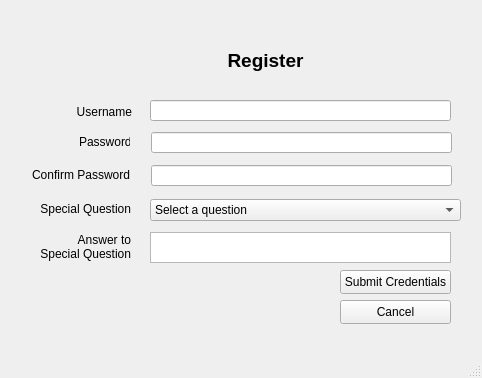
Old version of the form ui_register.ui in the repository yaJ17/SoftwareEngineering2.
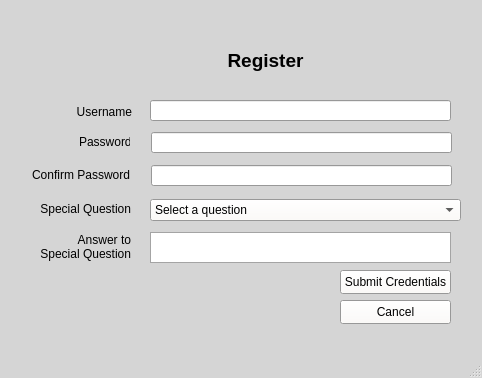
New version of the form.

The edit to the form file:
```diff
--- a/ui_register.ui
+++ b/ui_register.ui
@@ -16,6 +16,313 @@
     <verstretch>0</verstretch>
    </sizepolicy>
   </property>
+  <property name="palette">
+   <palette>
+    <active>
+     <colorrole role="WindowText">
+      <brush brushstyle="SolidPattern">
+       <color alpha="255">
+        <red>0</red>
+        <green>0</green>
+        <blue>0</blue>
+       </color>
+      </brush>
+     </colorrole>
+     <colorrole role="Button">
+      <brush brushstyle="SolidPattern">
+       <color alpha="255">
+        <red>255</red>
+        <green>251</green>
+        <blue>247</blue>
+       </color>
+      </brush>
+     </colorrole>
+     <colorrole role="Light">
+      <brush brushstyle="SolidPattern">
+       <color alpha="255">
+        <red>255</red>
+        <green>255</green>
+        <blue>255</blue>
+       </color>
+      </brush>
+     </colorrole>
+     <colorrole role="Midlight">
+      <brush brushstyle="SolidPattern">
+       <color alpha="255">
+        <red>127</red>
+        <green>125</green>
+        <blue>123</blue>
+       </color>
+      </brush>
+     </colorrole>
+     <colorrole role="Dark">
+      <brush brushstyle="SolidPattern">
+       <color alpha="255">
+        <red>127</red>
+        <green>125</green>
+        <blue>123</blue>
+       </color>
+      </brush>
+     </colorrole>
+     <colorrole role="Mid">
+      <brush brushstyle="SolidPattern">
+       <color alpha="255">
+        <red>170</red>
+        <green>167</green>
+        <blue>165</blue>
+       </color>
+      </brush>
+     </colorrole>
+     <colorrole role="Text">
+      <brush brushstyle="SolidPattern">
+       <color alpha="255">
+        <red>0</red>
+        <green>0</green>
+        <blue>0</blue>
+       </color>
+      </brush>
+     </colorrole>
+     <colorrole role="BrightText">
+      <brush brushstyle="SolidPattern">
+       <color alpha="255">
+        <red>255</red>
+        <green>255</green>
+        <blue>255</blue>
+       </color>
+      </brush>
+     </colorrole>
+     <colorrole role="ButtonText">
+      <brush brushstyle="SolidPattern">
+       <color alpha="255">
+        <red>0</red>
+        <green>0</green>
+        <blue>0</blue>
+       </color>
+      </brush>
+     </colorrole>
+     <colorrole role="Base">
+      <brush brushstyle="SolidPattern">
+       <color alpha="255">
+        <red>255</red>
+        <green>255</green>
+        <blue>255</blue>
+       </color>
+      </brush>
+     </colorrole>
+     <colorrole role="Window">
+      <brush brushstyle="SolidPattern">
+       <color alpha="255">
+        <red>213</red>
+        <green>213</green>
+        <blue>213</blue>
+       </color>
+      </brush>
+     </colorrole>
+    </active>
+    <inactive>
+     <colorrole role="WindowText">
+      <brush brushstyle="SolidPattern">
+       <color alpha="255">
+        <red>0</red>
+        <green>0</green>
+        <blue>0</blue>
+       </color>
+      </brush>
+     </colorrole>
+     <colorrole role="Button">
+      <brush brushstyle="SolidPattern">
+       <color alpha="255">
+        <red>255</red>
+        <green>251</green>
+        <blue>247</blue>
+       </color>
+      </brush>
+     </colorrole>
+     <colorrole role="Light">
+      <brush brushstyle="SolidPattern">
+       <color alpha="255">
+        <red>255</red>
+        <green>255</green>
+        <blue>255</blue>
+       </color>
+      </brush>
+     </colorrole>
+     <colorrole role="Midlight">
+      <brush brushstyle="SolidPattern">
+       <color alpha="255">
+        <red>127</red>
+        <green>125</green>
+        <blue>123</blue>
+       </color>
+      </brush>
+     </colorrole>
+     <colorrole role="Dark">
+      <brush brushstyle="SolidPattern">
+       <color alpha="255">
+        <red>127</red>
+        <green>125</green>
+        <blue>123</blue>
+       </color>
+      </brush>
+     </colorrole>
+     <colorrole role="Mid">
+      <brush brushstyle="SolidPattern">
+       <color alpha="255">
+        <red>170</red>
+        <green>167</green>
+        <blue>165</blue>
+       </color>
+      </brush>
+     </colorrole>
+     <colorrole role="Text">
+      <brush brushstyle="SolidPattern">
+       <color alpha="255">
+        <red>0</red>
+        <green>0</green>
+        <blue>0</blue>
+       </color>
+      </brush>
+     </colorrole>
+     <colorrole role="BrightText">
+      <brush brushstyle="SolidPattern">
+       <color alpha="255">
+        <red>255</red>
+        <green>255</green>
+        <blue>255</blue>
+       </color>
+      </brush>
+     </colorrole>
+     <colorrole role="ButtonText">
+      <brush brushstyle="SolidPattern">
+       <color alpha="255">
+        <red>0</red>
+        <green>0</green>
+        <blue>0</blue>
+       </color>
+      </brush>
+     </colorrole>
+     <colorrole role="Base">
+      <brush brushstyle="SolidPattern">
+       <color alpha="255">
+        <red>255</red>
+        <green>255</green>
+        <blue>255</blue>
+       </color>
+      </brush>
+     </colorrole>
+     <colorrole role="Window">
+      <brush brushstyle="SolidPattern">
+       <color alpha="255">
+        <red>213</red>
+        <green>213</green>
+        <blue>213</blue>
+       </color>
+      </brush>
+     </colorrole>
+    </inactive>
+    <disabled>
+     <colorrole role="WindowText">
+      <brush brushstyle="SolidPattern">
+       <color alpha="255">
+        <red>127</red>
+        <green>125</green>
+        <blue>123</blue>
+       </color>
+      </brush>
+     </colorrole>
+     <colorrole role="Button">
+      <brush brushstyle="SolidPattern">
+       <color alpha="255">
+        <red>255</red>
+        <green>251</green>
+        <blue>247</blue>
+       </color>
+      </brush>
+     </colorrole>
+     <colorrole role="Light">
+      <brush brushstyle="SolidPattern">
+       <color alpha="255">
+        <red>255</red>
+        <green>255</green>
+        <blue>255</blue>
+       </color>
+      </brush>
+     </colorrole>
+     <colorrole role="Midlight">
+      <brush brushstyle="SolidPattern">
+       <color alpha="255">
+        <red>127</red>
+        <green>125</green>
+        <blue>123</blue>
+       </color>
+      </brush>
+     </colorrole>
+     <colorrole role="Dark">
+      <brush brushstyle="SolidPattern">
+       <color alpha="255">
+        <red>127</red>
+        <green>125</green>
+        <blue>123</blue>
+       </color>
+      </brush>
+     </colorrole>
+     <colorrole role="Mid">
+      <brush brushstyle="SolidPattern">
+       <color alpha="255">
+        <red>170</red>
+        <green>167</green>
+        <blue>165</blue>
+       </color>
+      </brush>
+     </colorrole>
+     <colorrole role="Text">
+      <brush brushstyle="SolidPattern">
+       <color alpha="255">
+        <red>127</red>
+        <green>125</green>
+        <blue>123</blue>
+       </color>
+      </brush>
+     </colorrole>
+     <colorrole role="BrightText">
+      <brush brushstyle="SolidPattern">
+       <color alpha="255">
+        <red>255</red>
+        <green>255</green>
+        <blue>255</blue>
+       </color>
+      </brush>
+     </colorrole>
+     <colorrole role="ButtonText">
+      <brush brushstyle="SolidPattern">
+       <color alpha="255">
+        <red>127</red>
+        <green>125</green>
+        <blue>123</blue>
+       </color>
+      </brush>
+     </colorrole>
+     <colorrole role="Base">
+      <brush brushstyle="SolidPattern">
+       <color alpha="255">
+        <red>213</red>
+        <green>213</green>
+        <blue>213</blue>
+       </color>
+      </brush>
+     </colorrole>
+     <colorrole role="Window">
+      <brush brushstyle="SolidPattern">
+       <color alpha="255">
+        <red>213</red>
+        <green>213</green>
+        <blue>213</blue>
+       </color>
+      </brush>
+     </colorrole>
+    </disabled>
+   </palette>
+  </property>
   <property name="windowTitle">
    <string>Rexie Register</string>
   </property>
```
